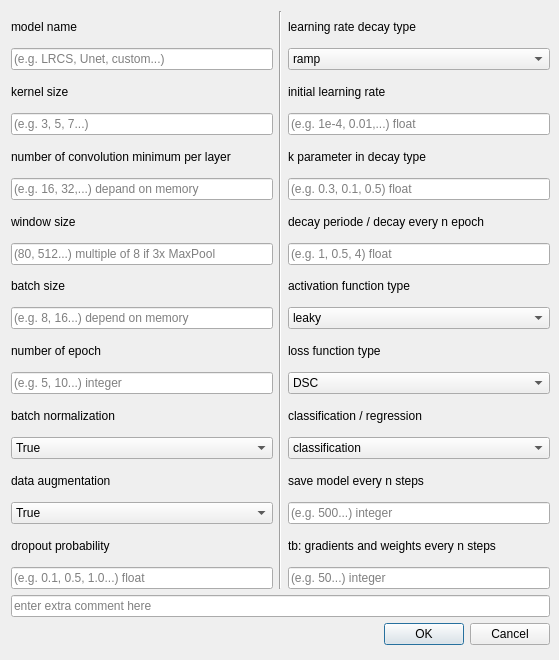
Above: _taskManager/dialog.ui from ZeliangSu/SegmentPy before the change. Below: the same form after it.
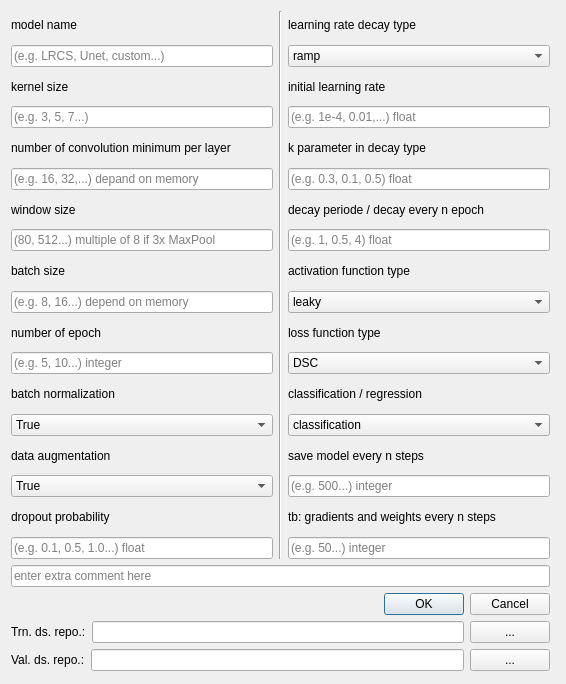
That is the form after the change.

```diff
--- a/_taskManager/dialog.ui
+++ b/_taskManager/dialog.ui
@@ -6,8 +6,8 @@
    <rect>
     <x>0</x>
     <y>0</y>
-    <width>559</width>
-    <height>660</height>
+    <width>566</width>
+    <height>684</height>
    </rect>
   </property>
   <property name="windowTitle">
@@ -19,7 +19,7 @@
      <x>11</x>
      <y>11</y>
      <width>539</width>
-     <height>634</height>
+     <height>660</height>
     </rect>
    </property>
    <layout class="QVBoxLayout" name="verticalLayout_3">
@@ -384,6 +384,48 @@
       </property>
      </widget>
     </item>
+    <item>
+     <layout class="QHBoxLayout" name="horizontalLayout_3">
+      <item>
+       <widget class="QLabel" name="label_20">
+        <property name="text">
+         <string>Trn. ds. repo.:</string>
+        </property>
+       </widget>
+      </item>
+      <item>
+       <widget class="QLineEdit" name="trn_dir_line"/>
+      </item>
+      <item>
+       <widget class="QPushButton" name="trn_dir_button">
+        <property name="text">
+         <string>...</string>
+        </property>
+       </widget>
+      </item>
+     </layout>
+    </item>
+    <item>
+     <layout class="QHBoxLayout" name="horizontalLayout_2">
+      <item>
+       <widget class="QLabel" name="label_19">
+        <property name="text">
+         <string>Val. ds. repo.:</string>
+        </property>
+       </widget>
+      </item>
+      <item>
+       <widget class="QLineEdit" name="val_dir_line"/>
+      </item>
+      <item>
+       <widget class="QPushButton" name="val_dir_button">
+        <property name="text">
+         <string>...</string>
+        </property>
+       </widget>
+      </item>
+     </layout>
+    </item>
    </layout>
   </widget>
  </widget>
```
